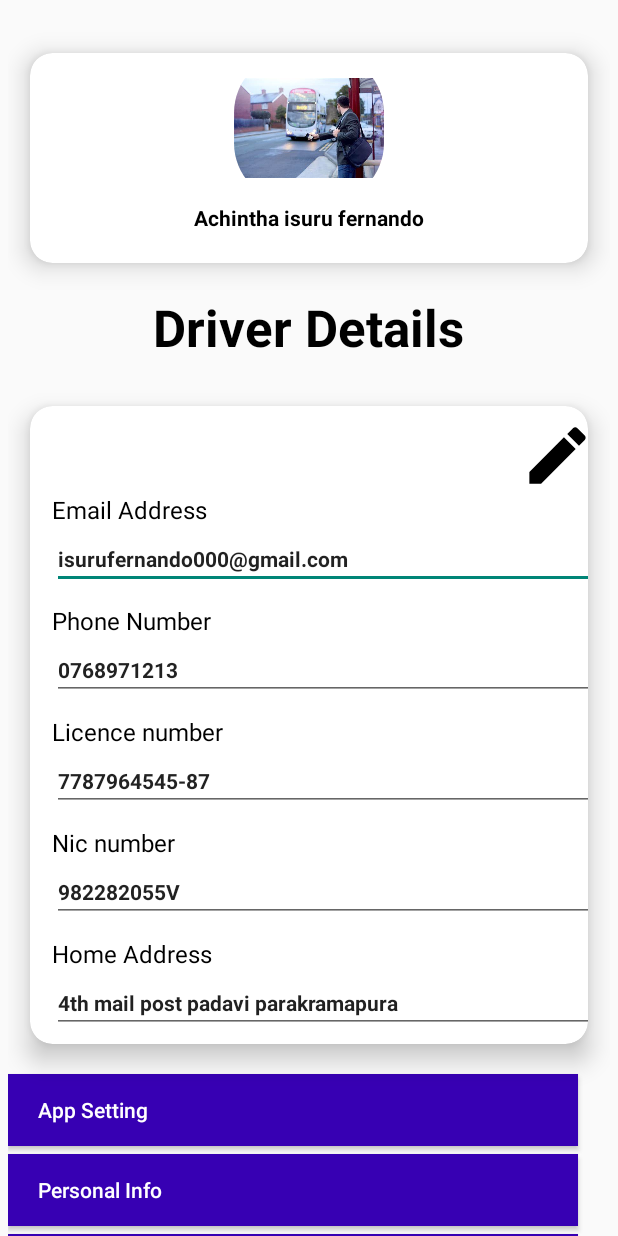
After one commit to isuru370/BusTrack-App, an Android app: the Personal_driver_profile screen opened directly, with no data from a screen before it, on a phone screen of 412 x 824 dp. The commit adds this screen. Run offline under Robolectric (Android 15) with nearby library versions, the phone set to English and light mode, and no system bars.

Commit message:
project update and success project

```diff
--- a/app/src/main/AndroidManifest.xml
+++ b/app/src/main/AndroidManifest.xml
@@ -28,6 +28,12 @@
         android:roundIcon="@mipmap/ic_launcher_round"
         android:supportsRtl="true"
         android:theme="@style/Theme.BusTracking">
+        <activity
+            android:name=".Admin_profile"
+            android:exported="false" />
+        <activity
+            android:name=".Personal_driver_profile"
+            android:exported="false" />
         <activity
             android:name=".Admin_register"
             android:exported="false" />
--- /dev/null
+++ b/app/src/main/java/com/dinithi_creation/bustracking/Admin_profile.java
@@ -0,0 +1,14 @@
+package com.dinithi_creation.bustracking;
+
+import androidx.appcompat.app.AppCompatActivity;
+
+import android.os.Bundle;
+
+public class Admin_profile extends AppCompatActivity {
+
+    @Override
+    protected void onCreate(Bundle savedInstanceState) {
+        super.onCreate(savedInstanceState);
+        setContentView(R.layout.activity_admin_profile);
+    }
+}
--- a/app/src/main/java/com/dinithi_creation/bustracking/Admin_register.java
+++ b/app/src/main/java/com/dinithi_creation/bustracking/Admin_register.java
@@ -83,7 +83,7 @@ public class Admin_register extends AppCompatActivity {
             @Override
             public void onClick(View view) {
                 String adminId = adminid.getText().toString();
-                if (adminId.equals("1234")) {
+                if (adminId.equals("15789463152486354")) {
                     Toast.makeText(getApplicationContext(), "Admin Id Valied", Toast.LENGTH_LONG).show();
                     adminid.setEnabled(false);
                     addminname.setEnabled(true);
@@ -164,7 +164,7 @@ public class Admin_register extends AppCompatActivity {
             @Override
             public void onClick(View view) {
                 Intent intent = new Intent(Intent.ACTION_PICK);
-                intent.setType("Image/*");
+                intent.setType("image/*");
                 x = 1;
                 activityResultLauncher.launch(intent);
             }
@@ -174,7 +174,7 @@ public class Admin_register extends AppCompatActivity {
 
     private void saveprofileimage1() {
         rendomId2 = UUID.randomUUID().toString();
-        StorageReference dirproimage = storageReference.child("Admin_profile_image");
+        StorageReference dirproimage = storageReference.child("Admin_profile_image"+rendomId2);
         dirproimage.putFile(imageUrl1)
                 .addOnSuccessListener(new OnSuccessListener<UploadTask.TaskSnapshot>() {
                     @Override
--- a/app/src/main/java/com/dinithi_creation/bustracking/Driver_Home_Activity.java
+++ b/app/src/main/java/com/dinithi_creation/bustracking/Driver_Home_Activity.java
@@ -59,7 +59,12 @@ public class Driver_Home_Activity extends AppCompatActivity {
 
             }
         });
-
+        driverditalis.setOnClickListener(new View.OnClickListener() {
+            @Override
+            public void onClick(View view) {
+                startActivity(new Intent(Driver_Home_Activity.this,Personal_driver_profile.class));
+            }
+        });
 
     }
 }
--- /dev/null
+++ b/app/src/main/java/com/dinithi_creation/bustracking/Personal_driver_profile.java
@@ -0,0 +1,14 @@
+package com.dinithi_creation.bustracking;
+
+import androidx.appcompat.app.AppCompatActivity;
+
+import android.os.Bundle;
+
+public class Personal_driver_profile extends AppCompatActivity {
+
+    @Override
+    protected void onCreate(Bundle savedInstanceState) {
+        super.onCreate(savedInstanceState);
+        setContentView(R.layout.activity_personal_driver_profile);
+    }
+}
--- /dev/null
+++ b/app/src/main/res/drawable/ic_baseline_edit_24.xml
@@ -0,0 +1,5 @@
+<vector android:height="24dp" android:tint="#000000"
+    android:viewportHeight="24" android:viewportWidth="24"
+    android:width="24dp" xmlns:android="http://schemas.android.com/apk/res/android">
+    <path android:fillColor="@android:color/white" android:pathData="M3,17.25V21h3.75L17.81,9.94l-3.75,-3.75L3,17.25zM20.71,7.04c0.39,-0.39 0.39,-1.02 0,-1.41l-2.34,-2.34c-0.39,-0.39 -1.02,-0.39 -1.41,0l-1.83,1.83 3.75,3.75 1.83,-1.83z"/>
+</vector>
--- /dev/null
+++ b/app/src/main/res/layout/activity_admin_profile.xml
@@ -0,0 +1,9 @@
+<?xml version="1.0" encoding="utf-8"?>
+<androidx.constraintlayout.widget.ConstraintLayout xmlns:android="http://schemas.android.com/apk/res/android"
+    xmlns:app="http://schemas.android.com/apk/res-auto"
+    xmlns:tools="http://schemas.android.com/tools"
+    android:layout_width="match_parent"
+    android:layout_height="match_parent"
+    tools:context=".Admin_profile">
+
+</androidx.constraintlayout.widget.ConstraintLayout>
--- a/app/src/main/res/layout/activity_admin_register.xml
+++ b/app/src/main/res/layout/activity_admin_register.xml
@@ -33,7 +33,7 @@
            android:id="@+id/adminid"
            android:layout_width="match_parent"
            android:layout_height="wrap_content"
-           android:inputType="number"
+           android:inputType="numberDecimal"
            android:hint="Enter Admin id"
            android:layout_marginTop="10dp"/>
 
--- a/app/src/main/res/layout/activity_passenger_profile.xml
+++ b/app/src/main/res/layout/activity_passenger_profile.xml
@@ -1,10 +1,16 @@
 <?xml version="1.0" encoding="utf-8"?>
-<FrameLayout xmlns:android="http://schemas.android.com/apk/res/android"
+<androidx.core.widget.NestedScrollView xmlns:android="http://schemas.android.com/apk/res/android"
     xmlns:app="http://schemas.android.com/apk/res-auto"
     xmlns:tools="http://schemas.android.com/tools"
     android:layout_width="match_parent"
     android:layout_height="match_parent"
     tools:context=".PassengerProfile_Activity">
+
+    <LinearLayout
+        android:layout_width="match_parent"
+        android:layout_height="wrap_content"
+        android:orientation="vertical">
+
 
         <androidx.constraintlayout.widget.ConstraintLayout
             android:layout_width="match_parent"
@@ -254,5 +260,8 @@
             </LinearLayout>
         </ScrollView>
 
+    </LinearLayout>
 
-</FrameLayout>
+
+
+</androidx.core.widget.NestedScrollView>
--- /dev/null
+++ b/app/src/main/res/layout/activity_personal_driver_profile.xml
@@ -0,0 +1,192 @@
+<?xml version="1.0" encoding="utf-8"?>
+<androidx.core.widget.NestedScrollView xmlns:android="http://schemas.android.com/apk/res/android"
+    xmlns:app="http://schemas.android.com/apk/res-auto"
+    xmlns:tools="http://schemas.android.com/tools"
+    android:layout_width="match_parent"
+    android:layout_height="match_parent"
+    tools:context=".Personal_driver_profile">
+
+    <LinearLayout
+        android:layout_width="match_parent"
+        android:layout_height="wrap_content"
+        android:orientation="vertical"
+        android:layout_margin="5dp"
+        >
+        <androidx.cardview.widget.CardView
+            android:layout_width="match_parent"
+            android:layout_height="180dp"
+            android:layout_marginTop="10dp"
+            app:cardCornerRadius="15dp"
+            app:cardElevation="10dp"
+            app:cardUseCompatPadding="true">
+
+            <LinearLayout
+                android:layout_width="match_parent"
+                android:layout_height="wrap_content"
+                android:orientation="vertical">
+
+                <com.google.android.material.imageview.ShapeableImageView
+                    android:layout_width="100dp"
+                    android:layout_height="100dp"
+                    android:src="@drawable/th"
+                    android:layout_gravity="center_horizontal"
+                    app:shapeAppearanceOverlay="@style/round_image"/>
+
+                <TextView
+                    android:layout_width="wrap_content"
+                    android:layout_height="wrap_content"
+                    android:text="Achintha isuru fernando"
+                    android:textSize="14dp"
+                    android:textStyle="bold"
+                    android:textColor="@color/black"
+                    android:layout_gravity="center_horizontal"/>
+
+            </LinearLayout>
+
+        </androidx.cardview.widget.CardView>
+        <TextView
+            android:layout_width="wrap_content"
+            android:layout_height="wrap_content"
+            android:text="Driver Details"
+            android:layout_gravity="center_horizontal"
+            android:textStyle="bold"
+            android:textSize="34dp"
+            android:textColor="@color/black"/>
+
+        <androidx.cardview.widget.CardView
+            android:layout_width="match_parent"
+            android:layout_height="wrap_content"
+            android:layout_marginTop="10dp"
+            app:cardCornerRadius="15dp"
+            app:cardElevation="10dp"
+            android:layout_gravity="center"
+            app:cardUseCompatPadding="true">
+
+            <LinearLayout
+                android:layout_width="match_parent"
+                android:layout_height="wrap_content"
+                android:orientation="vertical"
+                android:layout_gravity="center"
+                android:layout_marginTop="5dp"
+                android:layout_marginLeft="10dp">
+
+                <ImageView
+                    android:layout_width="50dp"
+                    android:layout_height="50dp"
+                    android:src="@drawable/ic_baseline_edit_24"
+                    android:layout_gravity="right"/>
+                <TextView
+                    android:layout_width="wrap_content"
+                    android:layout_height="wrap_content"
+                    android:text="Email Address"
+                    android:textColor="@color/black"
+                    android:textSize="16dp"/>
+                <EditText
+                    android:id="@+id/proemaiid"
+                    android:layout_width="match_parent"
+                    android:layout_height="wrap_content"
+                    android:text="isurufernando000@gmail.com"
+                    android:textSize="14dp"
+                    android:layout_marginTop="2dp"
+                    android:textStyle="bold"/>
+                <TextView
+                    android:layout_width="match_parent"
+                    android:layout_height="wrap_content"
+                    android:text="Phone Number"
+                    android:textColor="@color/black"
+                    android:textSize="16dp"
+                    android:layout_marginTop="10dp"/>
+                <EditText
+                    android:id="@+id/prophonenoid"
+                    android:layout_width="match_parent"
+                    android:layout_height="wrap_content"
+                    android:text="0768971213"
+                    android:textSize="14dp"
+                    android:layout_marginTop="2dp"
+                    android:textStyle="bold"/>
+                <TextView
+                    android:layout_width="wrap_content"
+                    android:layout_height="wrap_content"
+                    android:text="Licence number"
+                    android:textColor="@color/black"
+                    android:textSize="16dp"
+                    android:layout_marginTop="10dp"/>
+                <EditText
+                    android:id="@+id/prolicenceid"
+                    android:layout_width="match_parent"
+                    android:layout_height="wrap_content"
+                    android:text="7787964545-87"
+                    android:textSize="14dp"
+                    android:layout_marginTop="2dp"
+                    android:textStyle="bold"/>
+                <TextView
+                    android:layout_width="wrap_content"
+                    android:layout_height="wrap_content"
+                    android:text="Nic number"
+                    android:textColor="@color/black"
+                    android:textSize="16dp"
+                    android:layout_marginTop="10dp"/>
+                <EditText
+                    android:id="@+id/pronicid"
+                    android:layout_width="match_parent"
+                    android:layout_height="wrap_content"
+                    android:text="982282055V"
+                    android:textSize="14dp"
+                    android:layout_marginTop="2dp"
+                    android:textStyle="bold"/>
+                <TextView
+                    android:layout_width="wrap_content"
+                    android:layout_height="wrap_content"
+                    android:text="Home Address"
+                    android:textColor="@color/black"
+                    android:textSize="16dp"
+                    android:layout_marginTop="10dp"/>
+                <EditText
+                    android:id="@+id/prohomeaddid"
+                    android:layout_width="match_parent"
+                    android:layout_height="wrap_content"
+                    android:text="4th mail post padavi parakramapura"
+                    android:textSize="14dp"
+                    android:layout_marginTop="2dp"
+                    android:textStyle="bold"
+                    android:layout_marginBottom="10dp"/>
+
+            </LinearLayout>
+
+        </androidx.cardview.widget.CardView>
+        <Button
+            android:layout_width="380dp"
+            android:layout_height="wrap_content"
+            android:text="App Setting"
+            android:background="@color/purple_700"
+            android:textColor="@color/white"
+            android:textAllCaps="false"
+            android:gravity="left|center"
+            android:paddingLeft="20dp"/>
+        <Button
+            android:layout_width="380dp"
+            android:layout_height="wrap_content"
+            android:text="Personal Info"
+            android:background="@color/purple_700"
+            android:textColor="@color/white"
+            android:textAllCaps="false"
+            android:gravity="left|center"
+            android:paddingLeft="20dp"
+            android:layout_marginTop="5dp"/>
+        <Button
+            android:layout_width="380dp"
+            android:layout_height="wrap_content"
+            android:text="Change Email and password"
+            android:background="@color/purple_700"
+            android:textColor="@color/white"
+            android:textAllCaps="false"
+            android:gravity="left|center"
+            android:paddingLeft="20dp"
+            android:layout_marginTop="5dp"
+            android:layout_marginBottom="50dp"/>
+
+
+
+    </LinearLayout>
+
+</androidx.core.widget.NestedScrollView>
```
Also changed, not shown: 1 other file. Lines whose indentation alone changed are shown as unchanged.
